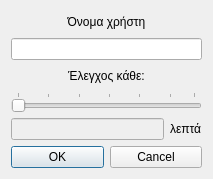
Old version of the form epn_dialog.ui in the repository DSE-Western-Thessaloniki/e-ProtocolNotification.
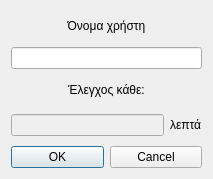
New version of the form.

Diff of the .ui file:
```diff
--- a/epn_dialog.ui
+++ b/epn_dialog.ui
@@ -37,28 +37,6 @@
      </property>
     </widget>
    </item>
-   <item>
-    <widget class="QSlider" name="horizontalSlider">
-     <property name="minimum">
-      <number>1</number>
-     </property>
-     <property name="maximum">
-      <number>30</number>
-     </property>
-     <property name="singleStep">
-      <number>5</number>
-     </property>
-     <property name="orientation">
-      <enum>Qt::Horizontal</enum>
-     </property>
-     <property name="tickPosition">
-      <enum>QSlider::TicksAbove</enum>
-     </property>
-     <property name="tickInterval">
-      <number>5</number>
-     </property>
-    </widget>
-   </item>
    <item>
     <layout class="QHBoxLayout" name="horizontalLayout_2">
      <item>
```
Left out of the diff: 1 changed line with no effect on the pictures.
